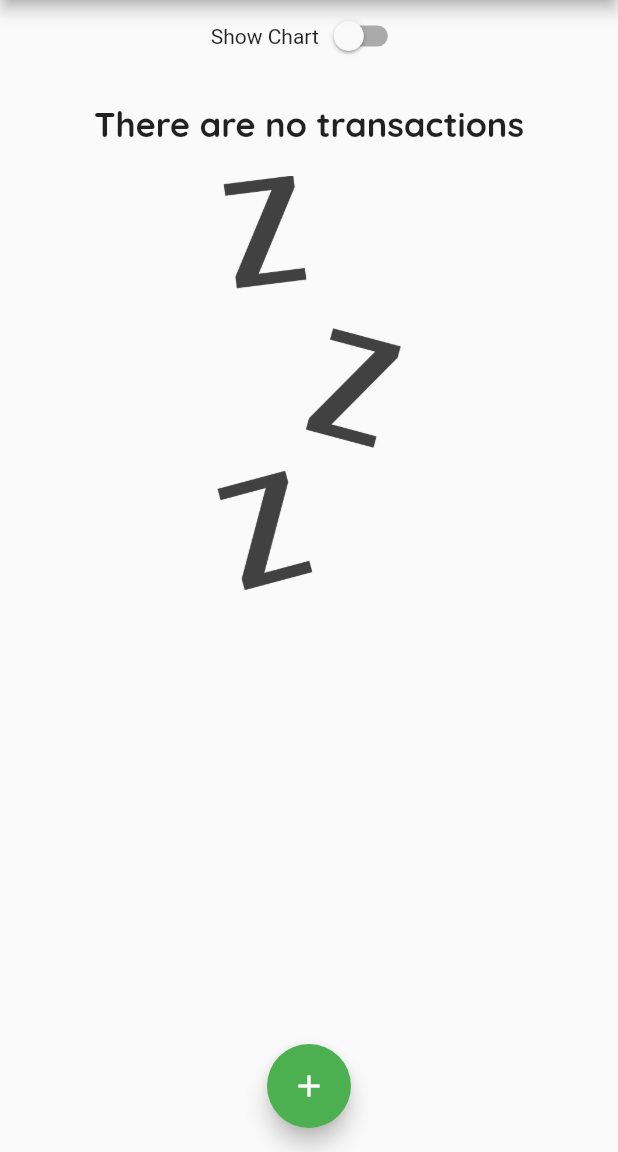
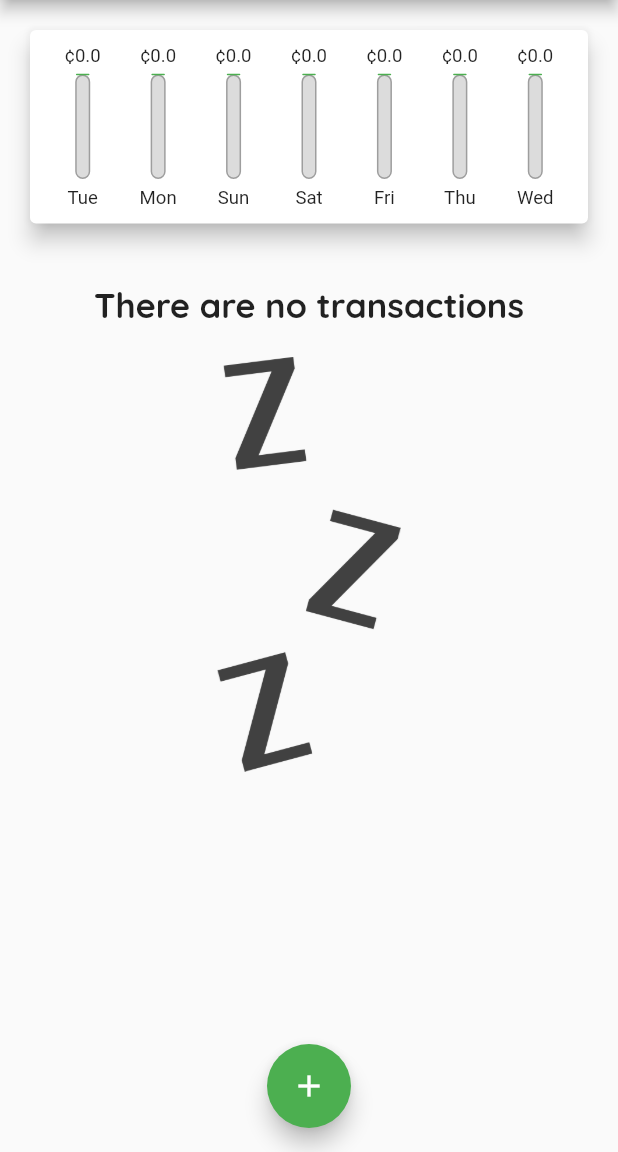
Before and after one commit to RichFlair/expenses-app, a Flutter app: the screen it shows after launch, on a phone screen of 412 x 824 dp, the part 84-1236 px from its top. Run offline on Flutter 3.47's test engine with Material 2 defaults, Android fonts, the phone set to English and light mode, and no system bars.

Commit message:
responsiveness(Showing different content based on device orientation)

```diff
--- a/lib/main.dart
+++ b/lib/main.dart
@@ -113,6 +113,8 @@ class _MyHomePageState extends State<MyHomePage> {
 
   @override
   Widget build(BuildContext context) {
+    final isLandscape =
+        MediaQuery.of(context).orientation == Orientation.landscape;
     final appBar = AppBar(
       title: const Text('Personal Expenses'),
       actions: [
@@ -122,12 +124,24 @@ class _MyHomePageState extends State<MyHomePage> {
         )
       ],
     );
+
+    final txWidget = SizedBox(
+      height: ((MediaQuery.of(context).size.height -
+              appBar.preferredSize.height -
+              MediaQuery.of(context).viewPadding.top) *
+          0.6),
+      child: TransactionList(
+          transactions: _userTransactions,
+          deleteTransaction: _deleteTransaction),
+    );
+
     return Scaffold(
       appBar: appBar,
       body: SingleChildScrollView(
         child: Column(
           crossAxisAlignment: CrossAxisAlignment.stretch,
           children: [
+            if (isLandscape)
               Row(
                 mainAxisAlignment: MainAxisAlignment.center,
                 children: [
@@ -142,7 +156,17 @@ class _MyHomePageState extends State<MyHomePage> {
                   ),
                 ],
               ),
+            if (isLandscape == false)
+              SizedBox(
+                height: ((MediaQuery.of(context).size.height -
+                        appBar.preferredSize.height -
+                        MediaQuery.of(context).viewPadding.top) *
+                    0.22),
+                child: Chart(recentTransaction: _recentTransaction),
+              ),
+            if (isLandscape == false) txWidget,
             // charts
+            if (isLandscape)
               _showChart
                   ? SizedBox(
                       height: ((MediaQuery.of(context).size.height -
@@ -152,15 +176,7 @@ class _MyHomePageState extends State<MyHomePage> {
                       child: Chart(recentTransaction: _recentTransaction),
                     )
                   // transaction list
-                : SizedBox(
-                    height: ((MediaQuery.of(context).size.height -
-                            appBar.preferredSize.height -
-                            MediaQuery.of(context).viewPadding.top) *
-                        0.6),
-                    child: TransactionList(
-                        transactions: _userTransactions,
-                        deleteTransaction: _deleteTransaction),
-                  ),
+                  : txWidget
           ],
         ),
       ),
```
Lines whose indentation alone changed are shown as unchanged.
